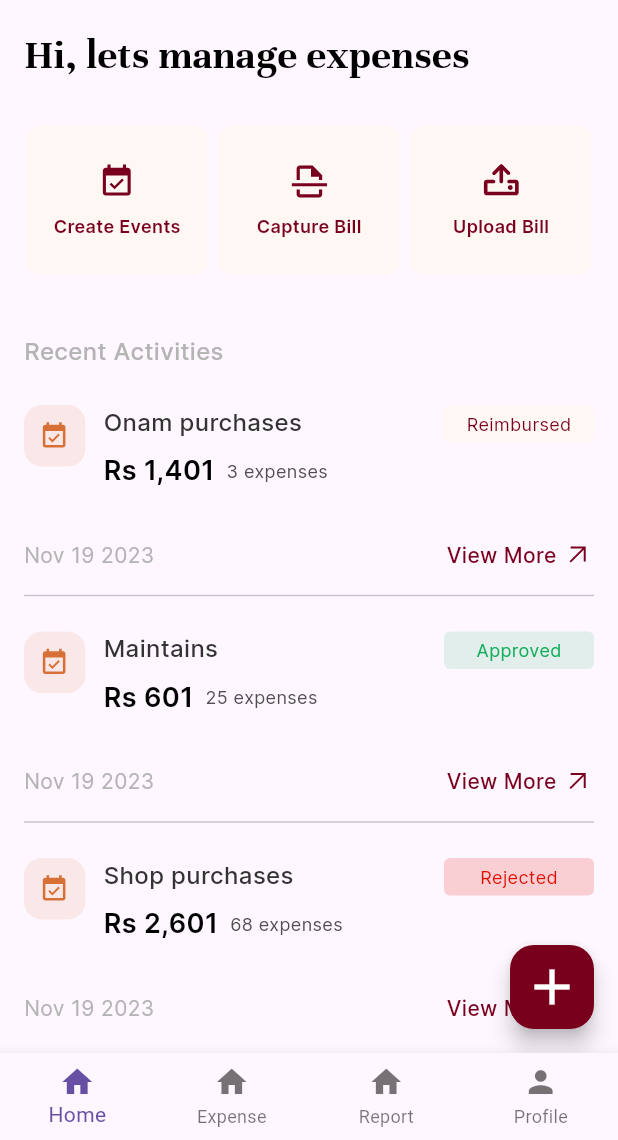
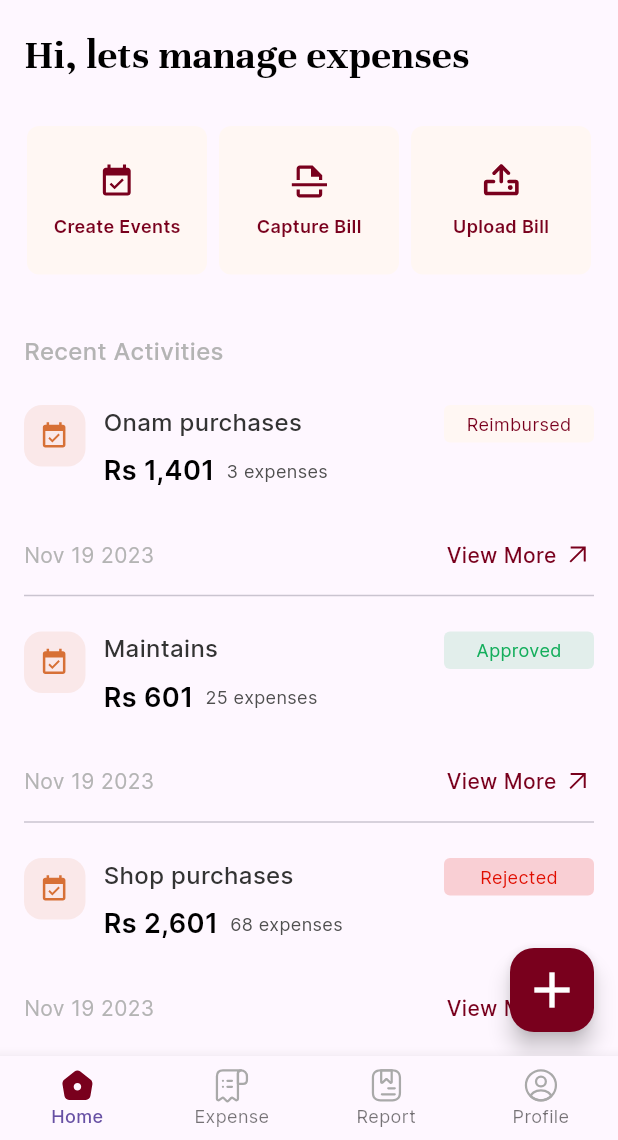
Before and after one commit to XpenseaApp/Xpensea_Flutter, a Flutter app: the MainScreen screen opened directly, on a phone screen of 412 x 824 dp, the part 96-1236 px from its top. Run offline on Flutter 3.47's test engine with Material 3 defaults, Android fonts, the phone set to English and light mode, and no system bars; our stand-ins replace flutter_svg, intl_phone_number_input, pinput; missing offline and left inert: onscreen_num_keyboard.

Commit message:
bottom nav bar main screen

```diff
--- a/xpensea/lib/src/core/theme/palette.dart
+++ b/xpensea/lib/src/core/theme/palette.dart
@@ -8,6 +8,7 @@ class AppPalette {
   static const Color kGray1 = Color.fromRGBO(51, 51, 51, 1);
   static const Color kGray2 = Color.fromRGBO(79, 79, 79, 1);
   static const Color kGray3 = Color.fromRGBO(180, 180, 180, 1);
+  static const Color kGray4 = Color.fromRGBO(169, 169, 169, 1);
   static const Color kLGreen = Color.fromRGBO(20, 174, 92, 0.12);
   static const Color kLOrange = Color.fromRGBO(224, 13, 0, 0.17);
   static const Color kLPeach = Color.fromRGBO(255, 244, 229, 1);
--- a/xpensea/lib/src/presentation/components/icons/app_icons.dart
+++ b/xpensea/lib/src/presentation/components/icons/app_icons.dart
@@ -7,4 +7,12 @@ class AppIcons {
   static const String event = "assets/svg/event.svg";
   static const String eventOrange = "assets/svg/event_orange.svg";
   static const String arrowForward = "assets/svg/arrow_insert.svg";
+  static const String home = "assets/svg/home.svg";
+  static const String homeFilled = "assets/svg/home_filled.svg";
+  static const String expense = "assets/svg/expense.svg";
+  static const String expenseFilled = "assets/svg/expense_filled.svg";
+  static const String report = "assets/svg/report.svg";
+  static const String reportFilled = "assets/svg/report_filled.svg";
+  static const String profile = "assets/svg/profile.svg";
+  static const String profileFilled = "assets/svg/profile_filled.svg";
 }
--- a/xpensea/lib/src/presentation/routes/routes.dart
+++ b/xpensea/lib/src/presentation/routes/routes.dart
@@ -10,7 +10,7 @@ class AppRoutes {
 
   static Map<String, WidgetBuilder> getRoutes() {
     return {
-      splash: (context) => const HomePage(),
+      splash: (context) => const MainScreen(),
       otp: (context) => const OtpPage()
     };
   }
--- a/xpensea/lib/src/presentation/screens/main_screen.dart
+++ b/xpensea/lib/src/presentation/screens/main_screen.dart
@@ -1,4 +1,8 @@
 import 'package:flutter/material.dart';
+import 'package:flutter_svg/flutter_svg.dart';
+import 'package:xpensea/src/core/theme/palette.dart';
+import 'package:xpensea/src/core/theme/text_style.dart';
+import 'package:xpensea/src/presentation/components/icons/app_icons.dart';
 import 'package:xpensea/src/presentation/screens/expense_page.dart';
 import 'package:xpensea/src/presentation/screens/home_page.dart';
 import 'package:xpensea/src/presentation/screens/profile_page.dart';
@@ -26,27 +30,35 @@ class _MainScreenState extends State<MainScreen> {
       body: _pages[_currentIndex],
       bottomNavigationBar: BottomNavigationBar(
           type: BottomNavigationBarType.fixed,
+          unselectedLabelStyle:
+              AppTextStyle.kSmallBodyR.copyWith(color: AppPalette.kGray4),
+          selectedLabelStyle: AppTextStyle.kSmallBodyR.copyWith(
+              color: AppPalette.kPrimaryColor, fontWeight: FontWeight.w500),
           currentIndex: _currentIndex,
           onTap: (index) {
             setState(() {
               _currentIndex = index;
             });
           },
-          items: const [
+          items: [
             BottomNavigationBarItem(
-              icon: Icon(Icons.home),
+              icon: SvgPicture.asset(AppIcons.home),
+              activeIcon: SvgPicture.asset(AppIcons.homeFilled),
               label: 'Home',
             ),
             BottomNavigationBarItem(
-              icon: Icon(Icons.home),
+              icon: SvgPicture.asset(AppIcons.expense),
+              activeIcon: SvgPicture.asset(AppIcons.expenseFilled),
               label: 'Expense',
             ),
             BottomNavigationBarItem(
-              icon: Icon(Icons.home),
+              icon: SvgPicture.asset(AppIcons.report),
+              activeIcon: SvgPicture.asset(AppIcons.reportFilled),
               label: 'Report',
             ),
             BottomNavigationBarItem(
-              icon: Icon(Icons.person),
+              icon: SvgPicture.asset(AppIcons.profile),
+              activeIcon: SvgPicture.asset(AppIcons.profileFilled),
               label: 'Profile',
             ),
           ]),
```
Also changed, not shown: xpensea/assets/svg/expense.svg (added), xpensea/assets/svg/expense_filled.svg (added), xpensea/assets/svg/home.svg (added), xpensea/assets/svg/home_filled.svg (added), xpensea/assets/svg/profile.svg (added), xpensea/assets/svg/profile_filled.svg (added), xpensea/assets/svg/report.svg (added), xpensea/assets/svg/report_filled.svg (added).
